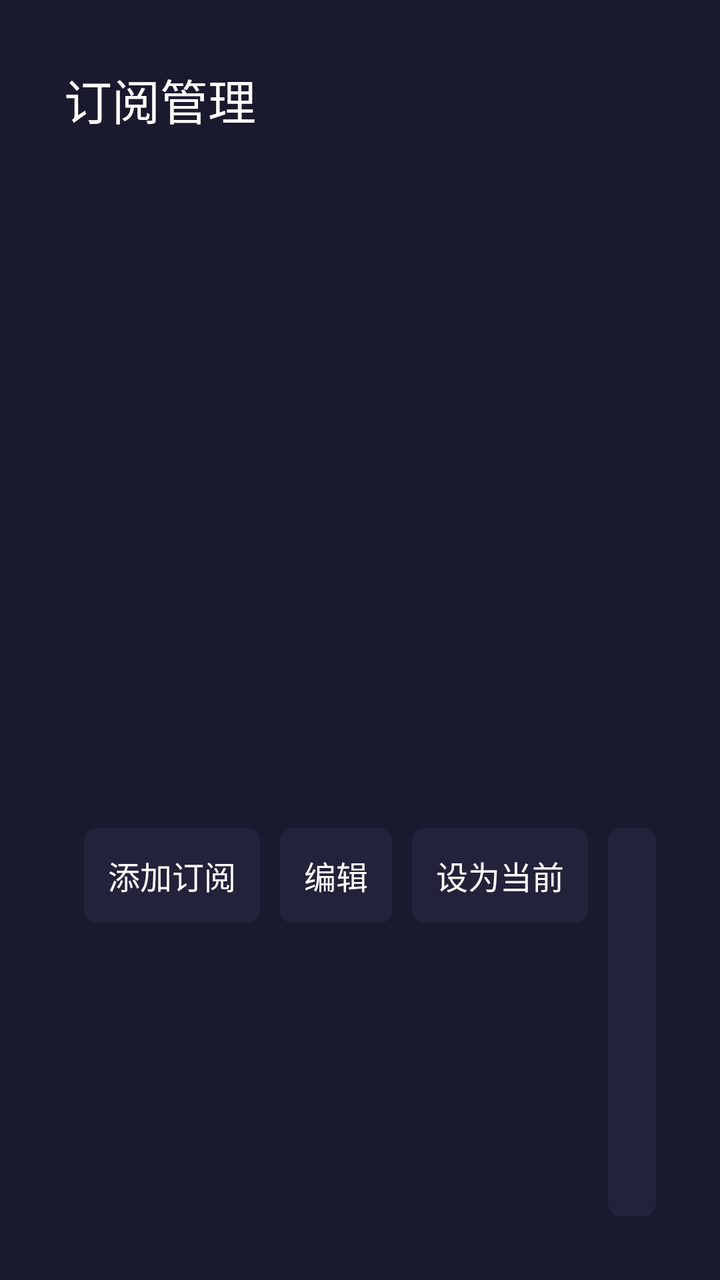
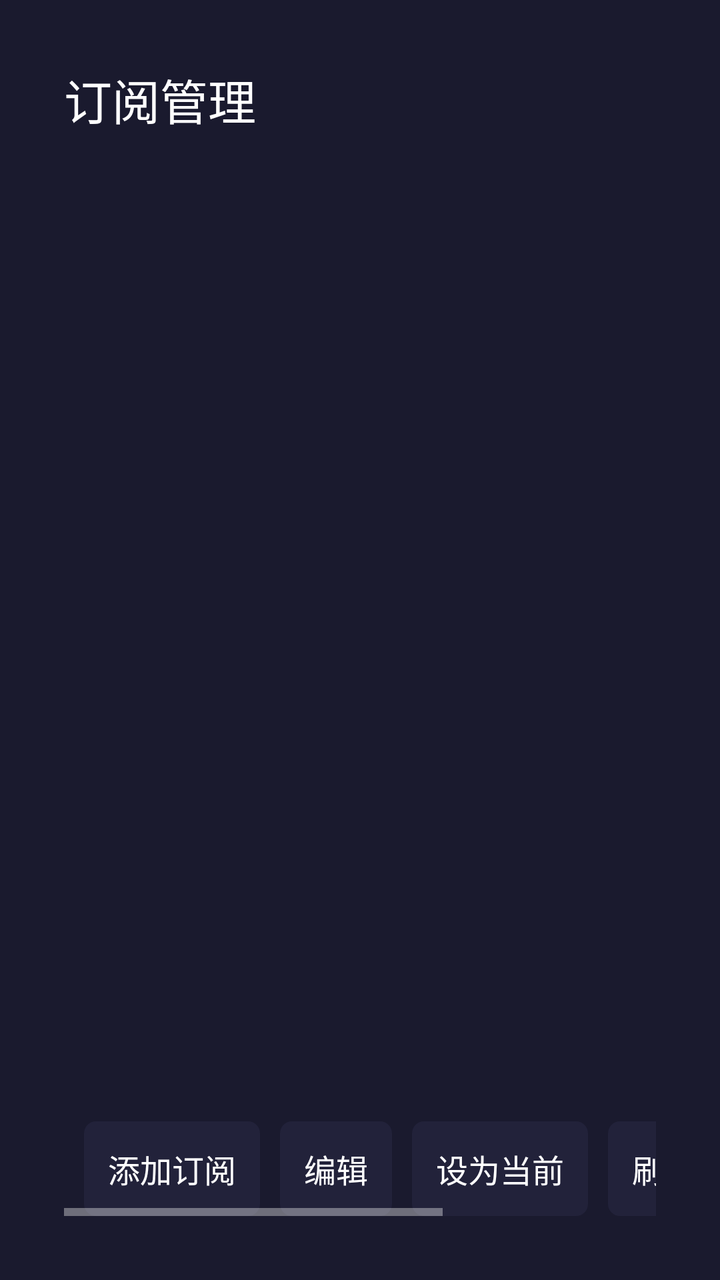

The first picture is an Android layout as it rendered before a commit; the second is the same layout after the commit. The layout source and the unified diff follow.
<!-- AndroidManifest.xml: application theme Theme.IptvTv -->
<!-- res/layout/activity_subs.xml -->
<?xml version="1.0" encoding="utf-8"?>
<LinearLayout xmlns:android="http://schemas.android.com/apk/res/android"
    android:layout_width="match_parent" android:layout_height="match_parent"
    android:orientation="vertical" android:padding="32dp">
    <TextView android:layout_width="match_parent" android:layout_height="wrap_content"
        android:text="订阅管理" android:textSize="24sp" android:textColor="#FFFFFF" android:layout_marginBottom="12dp" />
    <androidx.recyclerview.widget.RecyclerView android:id="@+id/subList"
        android:layout_width="match_parent" android:layout_height="0dp" android:layout_weight="1" />
    <LinearLayout android:layout_width="match_parent" android:layout_height="wrap_content"
        android:orientation="horizontal" android:layout_marginTop="12dp">
        <TextView android:id="@+id/btnAdd" style="@style/CtrlBtn" android:text="添加订阅" />
        <TextView android:id="@+id/btnEdit" style="@style/CtrlBtn" android:text="编辑" />
        <TextView android:id="@+id/btnCurrent" style="@style/CtrlBtn" android:text="设为当前" />
        <TextView android:id="@+id/btnRefresh" style="@style/CtrlBtn" android:text="刷新频道/EPG" />
        <TextView android:id="@+id/btnDelete" style="@style/CtrlBtn" android:text="删除" />
    </LinearLayout>
</LinearLayout>
<!-- resources referenced by this layout -->
<resources>
  <style name="CtrlBtn">
          <item name="android:layout_width">wrap_content</item>
          <item name="android:layout_height">wrap_content</item>
          <item name="android:padding">12dp</item>
          <item name="android:layout_marginStart">10dp</item>
          <item name="android:background">@drawable/focus_bg</item>
          <item name="android:focusable">true</item>
          <item name="android:clickable">true</item>
          <item name="android:textColor">#FFFFFF</item>
          <item name="android:textSize">16sp</item>
      </style>
  <style name="Theme.IptvTv" parent="Theme.AppCompat.NoActionBar">
          <item name="android:windowBackground">#1A1A2E</item>
          <item name="android:textColorPrimary">#FFFFFF</item>
          <item name="android:textColor">#DDDDDD</item>
      </style>
  <!-- drawable focus_bg (drawable) -->
  <selector xmlns:android="http://schemas.android.com/apk/res/android">
      <item android:state_focused="true">
          <shape><solid android:color="#E94560"/><corners android:radius="6dp"/></shape>
      </item>
      <item android:state_selected="true">
          <shape><solid android:color="#0F3460"/><corners android:radius="6dp"/></shape>
      </item>
      <item>
          <shape><solid android:color="#22223A"/><corners android:radius="6dp"/></shape>
      </item>
  </selector>
</resources>

<!-- the commit's change to res/layout/activity_subs.xml (unified diff, before → after) -->
@@ -6,12 +6,14 @@
         android:text="订阅管理" android:textSize="24sp" android:textColor="#FFFFFF" android:layout_marginBottom="12dp" />
     <androidx.recyclerview.widget.RecyclerView android:id="@+id/subList"
         android:layout_width="match_parent" android:layout_height="0dp" android:layout_weight="1" />
-    <LinearLayout android:layout_width="match_parent" android:layout_height="wrap_content"
-        android:orientation="horizontal" android:layout_marginTop="12dp">
-        <TextView android:id="@+id/btnAdd" style="@style/CtrlBtn" android:text="添加订阅" />
-        <TextView android:id="@+id/btnEdit" style="@style/CtrlBtn" android:text="编辑" />
-        <TextView android:id="@+id/btnCurrent" style="@style/CtrlBtn" android:text="设为当前" />
-        <TextView android:id="@+id/btnRefresh" style="@style/CtrlBtn" android:text="刷新频道/EPG" />
-        <TextView android:id="@+id/btnDelete" style="@style/CtrlBtn" android:text="删除" />
-    </LinearLayout>
+    <HorizontalScrollView android:layout_width="match_parent" android:layout_height="wrap_content" android:layout_marginTop="12dp">
+        <LinearLayout android:layout_width="match_parent" android:layout_height="wrap_content"
+            android:orientation="horizontal">
+            <TextView android:id="@+id/btnAdd" style="@style/CtrlBtn" android:text="添加订阅" />
+            <TextView android:id="@+id/btnEdit" style="@style/CtrlBtn" android:text="编辑" />
+            <TextView android:id="@+id/btnCurrent" style="@style/CtrlBtn" android:text="设为当前" />
+            <TextView android:id="@+id/btnRefresh" style="@style/CtrlBtn" android:text="刷新频道/EPG" />
+            <TextView android:id="@+id/btnDelete" style="@style/CtrlBtn" android:text="删除" />
+        </LinearLayout>
+    </HorizontalScrollView>
 </LinearLayout>
